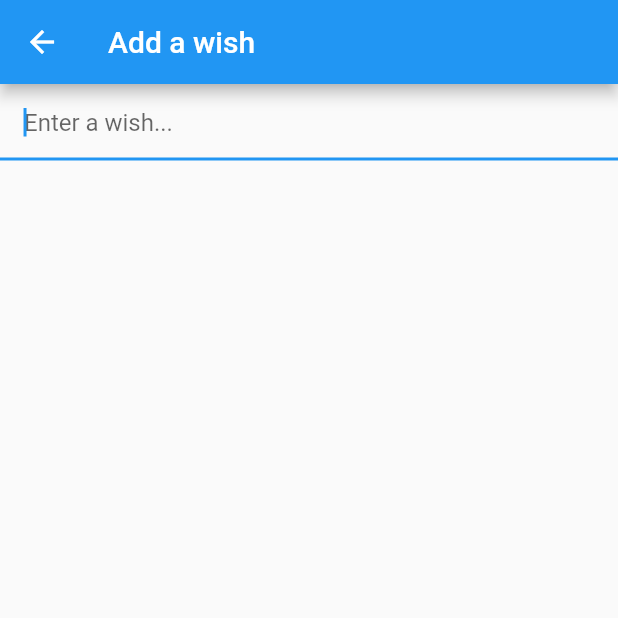
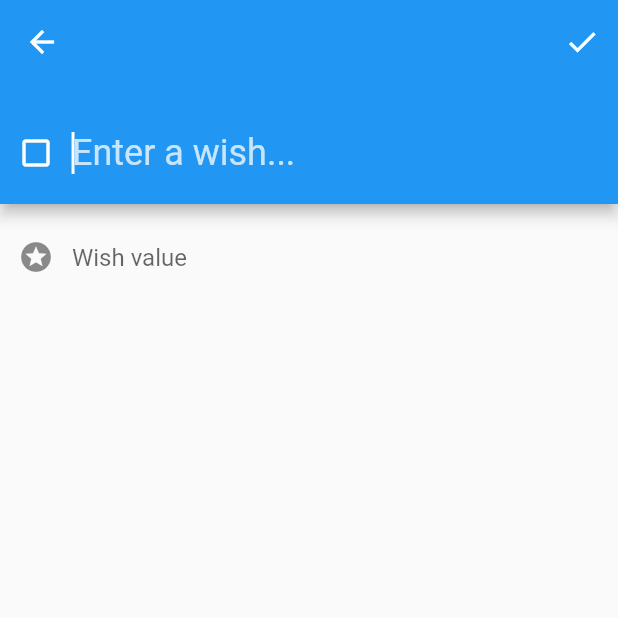
Before and after one commit to bbuhler/Todo2Wish, a Flutter app: the NewWishView screen opened directly, on a phone screen of 412 x 824 dp, the top half of it. Run offline on Flutter 3.47's test engine with Material 2 defaults, Android fonts, the light colour scheme and no system bars; our stand-ins replace sqflite; accounts and stored records are empty.

Commit message:
Refactored WishListView and NewWishView

```diff
--- a/lib/views/NewWishView.dart
+++ b/lib/views/NewWishView.dart
@@ -4,28 +4,73 @@ class NewWishView extends StatelessWidget {
   NewWishView({Key key, this.onCreate}) : super(key: key);
 
   final Function onCreate;
+  final wishTitleCtrl = TextEditingController();
+  final wishValueCtrl = TextEditingController();
+
+  String numberValidator(String value) {
+    if (value == null) {
+      return null;
+    }
+    final n = int.tryParse(value);
+    if (n == null) {
+      return '"$value" is not a valid integer';
+    }
+    return null;
+  }
 
   @override
   Widget build(BuildContext context) {
+    Color bottomAppBarColor = Theme.of(context).bottomAppBarColor;
+
     return Scaffold(
         appBar: AppBar(
-        title: Text('Add a wish'),
-      ),
-      body: TextField(
-        // TODO use a Form
-        // TODO add icon before
-        // TODO floating label?
-        // TODO Add price category
-        autofocus: true,
-        onSubmitted: (val) {
-          onCreate(val);
+          actions: <Widget>[
+            IconButton(
+              icon: Icon(Icons.check, color: bottomAppBarColor),
+              onPressed: () {
+                onCreate(wishTitleCtrl.text, int.tryParse(wishValueCtrl.text));
                 Navigator.pop(context);
               },
+            ),
+          ],
+          bottom: PreferredSize(
+            preferredSize: Size.fromHeight(80.0),
+            child: TextField(
+              autofocus: true,
+              cursorColor: bottomAppBarColor,
+              controller: wishTitleCtrl,
+              style: TextStyle(
+                fontSize: 24.0,
+                color: bottomAppBarColor,
+              ),
               decoration: InputDecoration(
+                prefixIcon: Icon(
+                  Icons.check_box_outline_blank,
+                  color: bottomAppBarColor,
+                ),
+                contentPadding: const EdgeInsets.all(20.0),
                 hintText: 'Enter a wish...',
-          contentPadding: const EdgeInsets.all(16.0),
+                hintStyle: TextStyle(color: bottomAppBarColor.withOpacity(.75)),
               ),
             ),
-    );
+          ),
+        ),
+        body: Padding(
+          padding: const EdgeInsets.only(top: 10.0),
+          child: Column(children: <Widget>[
+            TextFormField(
+              controller: wishValueCtrl,
+              keyboardType: TextInputType.number,
+              validator: numberValidator,
+              inputFormatters: [],
+              decoration: InputDecoration(
+                prefixIcon: Icon(Icons.stars),
+                contentPadding: const EdgeInsets.all(16.0),
+                hintText: 'Wish value',
+                border: InputBorder.none,
+              ),
+            ),
+          ]),
+        ));
   }
 }
```
Also changed, not shown: lib/views/WishListView.dart (+114 -60 lines). Lines whose indentation alone changed are shown as unchanged.
